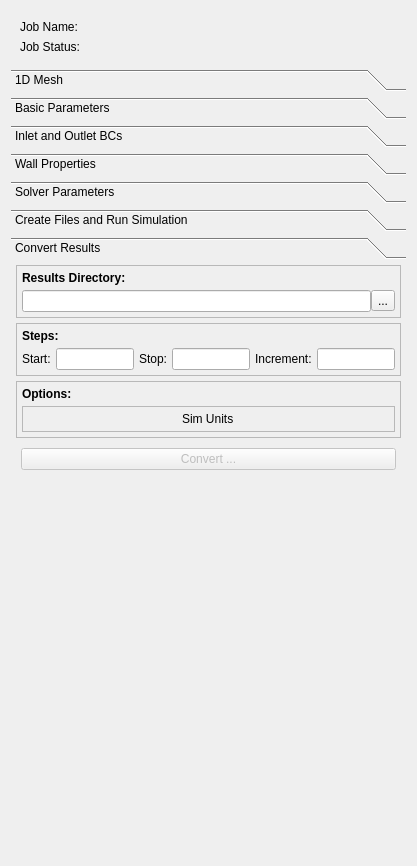
Old version of the form Code/Source/sv4gui/Plugins/org.sv.gui.qt.simulation1d/sv4gui_SimulationView1d.ui in the repository SimVascular/SimVascular.
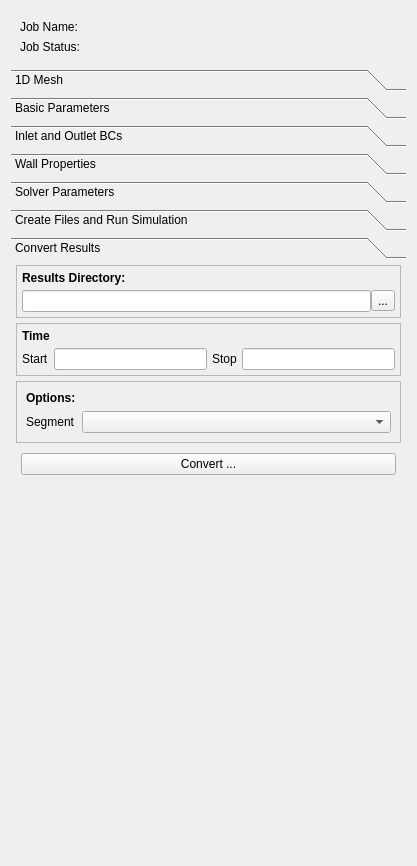
New version of the form. The open tabs and pages were chosen to show the change.

What changed in the file:
```diff
--- a/Code/Source/sv4gui/Plugins/org.sv.gui.qt.simulation1d/sv4gui_SimulationView1d.ui
+++ b/Code/Source/sv4gui/Plugins/org.sv.gui.qt.simulation1d/sv4gui_SimulationView1d.ui
@@ -775,8 +775,8 @@
           <rect>
            <x>0</x>
            <y>0</y>
-           <width>393</width>
-           <height>528</height>
+           <width>399</width>
+           <height>567</height>
           </rect>
          </property>
          <attribute name="label">
@@ -948,7 +948,7 @@
                    </font>
                   </property>
                   <property name="text">
-                   <string>Steps:</string>
+                   <string>Time</string>
                   </property>
                  </widget>
                 </item>
@@ -973,7 +973,7 @@
                    <item>
                     <widget class="QLabel" name="label_14">
                      <property name="text">
-                      <string>Start:</string>
+                      <string>Start</string>
                      </property>
                     </widget>
                    </item>
@@ -983,23 +983,13 @@
                    <item>
                     <widget class="QLabel" name="label_15">
                      <property name="text">
-                      <string>Stop:</string>
+                      <string>Stop</string>
                      </property>
                     </widget>
                    </item>
                    <item>
                     <widget class="QLineEdit" name="lineEditStop"/>
                    </item>
-                   <item>
-                    <widget class="QLabel" name="label_16">
-                     <property name="text">
-                      <string>Increment:</string>
-                     </property>
-                    </widget>
-                   </item>
-                   <item>
-                    <widget class="QLineEdit" name="lineEditIncrement"/>
-                   </item>
                   </layout>
                  </widget>
                 </item>
@@ -1015,21 +1005,6 @@
                 <enum>QFrame::Raised</enum>
                </property>
                <layout class="QGridLayout" name="gridLayout_2">
-                <property name="leftMargin">
-                 <number>5</number>
-                </property>
-                <property name="topMargin">
-                 <number>5</number>
-                </property>
-                <property name="rightMargin">
-                 <number>5</number>
-                </property>
-                <property name="bottomMargin">
-                 <number>5</number>
-                </property>
-                <property name="spacing">
-                 <number>5</number>
-                </property>
                 <item row="0" column="0">
                  <widget class="QLabel" name="label_17">
                   <property name="font">
@@ -1043,65 +1018,21 @@
                   </property>
                  </widget>
                 </item>
-                <item row="1" column="0" colspan="2">
-                 <widget class="QFrame" name="frame_3">
-                  <property name="frameShape">
-                   <enum>QFrame::StyledPanel</enum>
+                <item row="1" column="0">
+                 <widget class="QLabel" name="label_2">
+                  <property name="text">
+                   <string>Segment</string>
                   </property>
-                  <property name="frameShadow">
-                   <enum>QFrame::Raised</enum>
+                 </widget>
+                </item>
+                <item row="1" column="1">
+                 <widget class="QComboBox" name="SegmentExportComboBox">
+                  <property name="sizePolicy">
+                   <sizepolicy hsizetype="Expanding" vsizetype="Fixed">
+                    <horstretch>0</horstretch>
+                    <verstretch>0</verstretch>
+                   </sizepolicy>
                   </property>
-                  <layout class="QVBoxLayout" name="verticalLayout_17">
-                   <property name="spacing">
-                    <number>5</number>
-                   </property>
-                   <property name="leftMargin">
-                    <number>0</number>
-                   </property>
-                   <property name="topMargin">
-                    <number>5</number>
-                   </property>
-                   <property name="rightMargin">
-                    <number>0</number>
-                   </property>
-                   <property name="bottomMargin">
-                    <number>5</number>
-                   </property>
-                   <item>
-                    <widget class="QWidget" name="widgetCalculateFlows" native="true">
-                     <layout class="QHBoxLayout" name="horizontalLayout_10">
-                      <property name="spacing">
-                       <number>5</number>
-                      </property>
-                      <property name="leftMargin">
-                       <number>0</number>
-                      </property>
-                      <property name="topMargin">
-                       <number>0</number>
-                      </property>
-                      <property name="rightMargin">
-                       <number>0</number>
-                      </property>
-                      <property name="bottomMargin">
-                       <number>0</number>
-                      </property>
-                      <item>
-                       <widget class="QLabel" name="label_21">
-                        <property name="sizePolicy">
-                         <sizepolicy hsizetype="Fixed" vsizetype="Preferred">
-                          <horstretch>0</horstretch>
-                          <verstretch>0</verstretch>
-                         </sizepolicy>
-                        </property>
-                        <property name="text">
-                         <string>Sim Units</string>
-                        </property>
-                       </widget>
-                      </item>
-                     </layout>
-                    </widget>
-                   </item>
-                  </layout>
                  </widget>
                 </item>
                </layout>
@@ -1128,7 +1059,7 @@
                 <item>
                  <widget class="QPushButton" name="btnExportResults">
                   <property name="enabled">
-                   <bool>false</bool>
+                   <bool>true</bool>
                   </property>
                   <property name="text">
                    <string>Convert ...</string>
```
Left out of the diff: 26 changed lines with no effect on the pictures.
